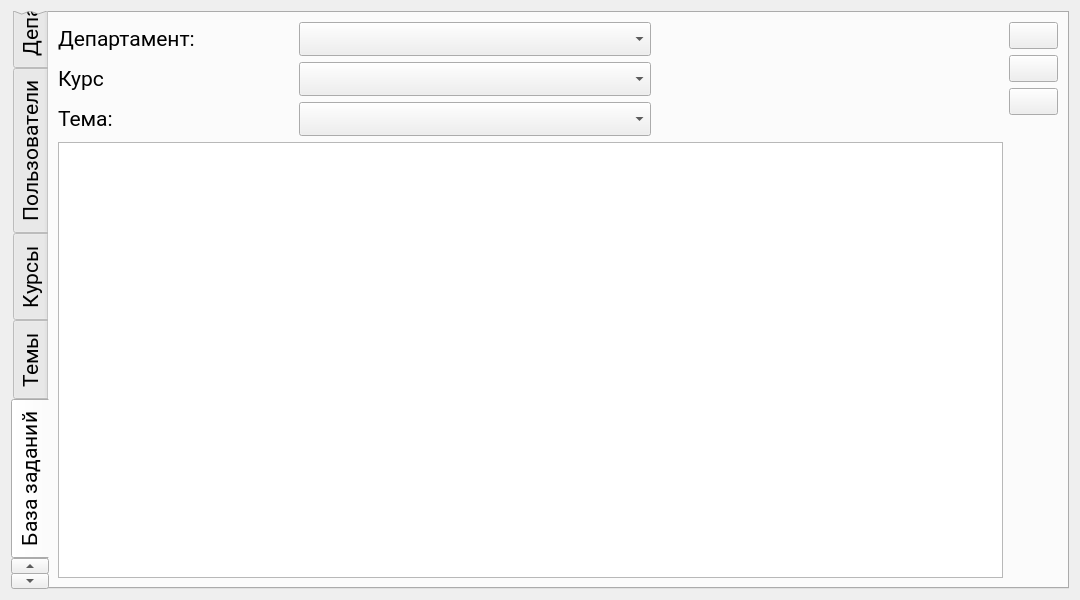
First picture: the form in adminwin.ui, repository Rayzedan/SystemControlStudent, before the edit.
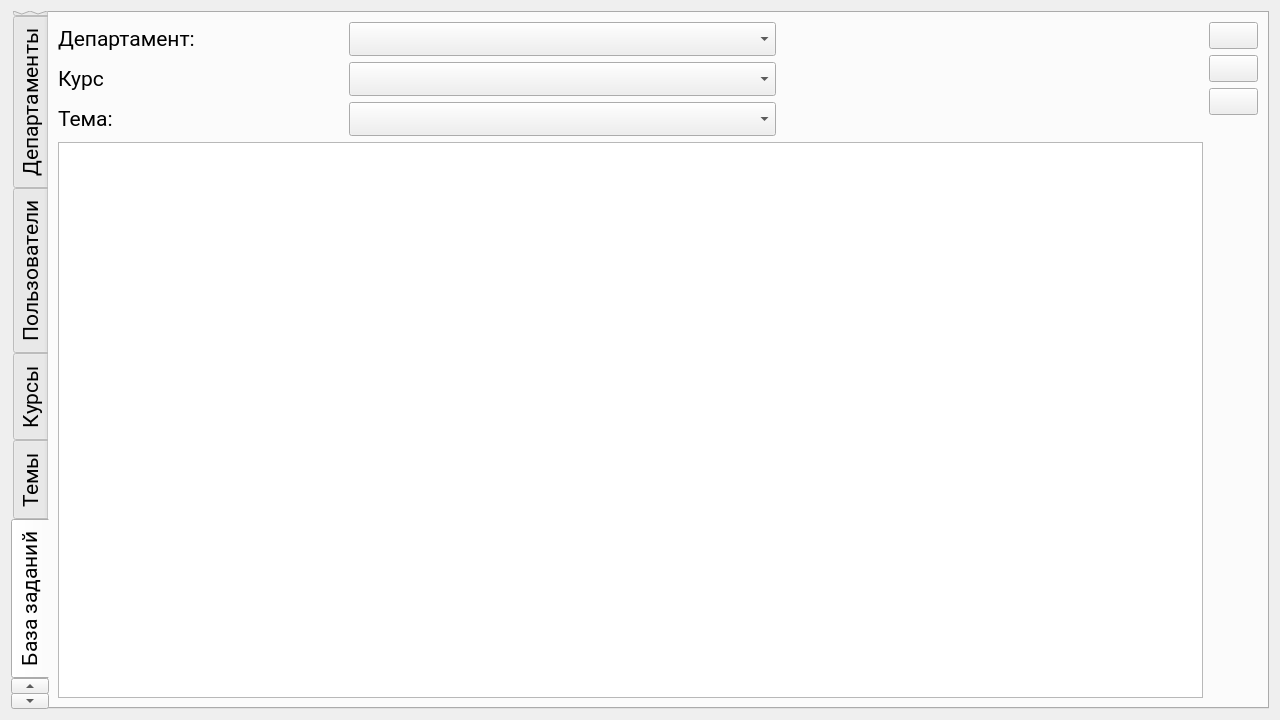
Second picture: the form after the edit. Icons and pictures are not drawn. Custom widgets are drawn as their Qt base class.

Commit message: Фикс таблиц

The edit to the form file:
```diff
--- a/adminwin.ui
+++ b/adminwin.ui
@@ -6,20 +6,20 @@
    <rect>
     <x>0</x>
     <y>0</y>
-    <width>1080</width>
-    <height>600</height>
+    <width>1280</width>
+    <height>720</height>
    </rect>
   </property>
   <property name="minimumSize">
    <size>
-    <width>1080</width>
-    <height>600</height>
+    <width>1280</width>
+    <height>720</height>
    </size>
   </property>
   <property name="maximumSize">
    <size>
-    <width>1080</width>
-    <height>600</height>
+    <width>4096</width>
+    <height>2304</height>
    </size>
   </property>
   <property name="font">
@@ -37,6 +37,24 @@
   <layout class="QVBoxLayout" name="verticalLayout_2">
    <item>
     <widget class="TabWidget" name="tabWidget">
+     <property name="minimumSize">
+      <size>
+       <width>720</width>
+       <height>576</height>
+      </size>
+     </property>
+     <property name="maximumSize">
+      <size>
+       <width>4096</width>
+       <height>2304</height>
+      </size>
+     </property>
+     <property name="sizeIncrement">
+      <size>
+       <width>1</width>
+       <height>1</height>
+      </size>
+     </property>
      <property name="font">
       <font>
        <family>Roboto</family>
@@ -1097,6 +1115,9 @@
              <pointsize>14</pointsize>
             </font>
            </property>
+           <property name="sizeAdjustPolicy">
+            <enum>QAbstractScrollArea::AdjustIgnored</enum>
+           </property>
           </widget>
          </item>
         </layout>
```
The commit also changes 1 other file.
